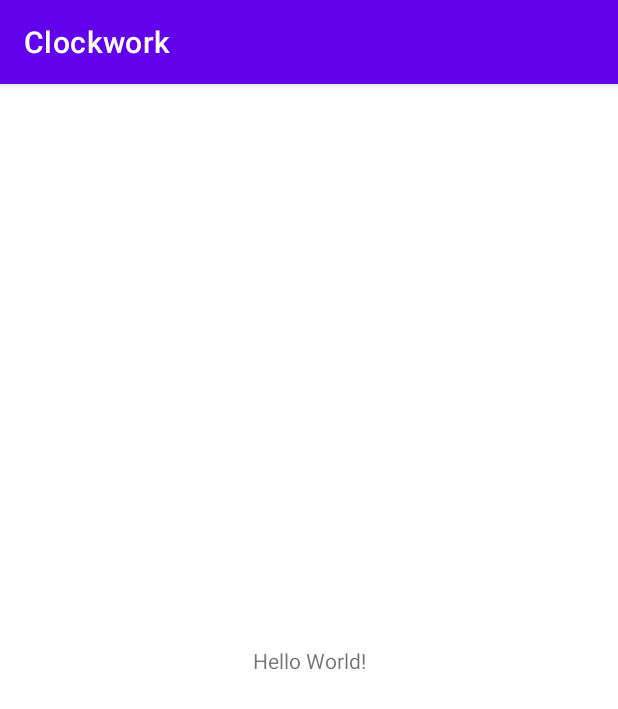
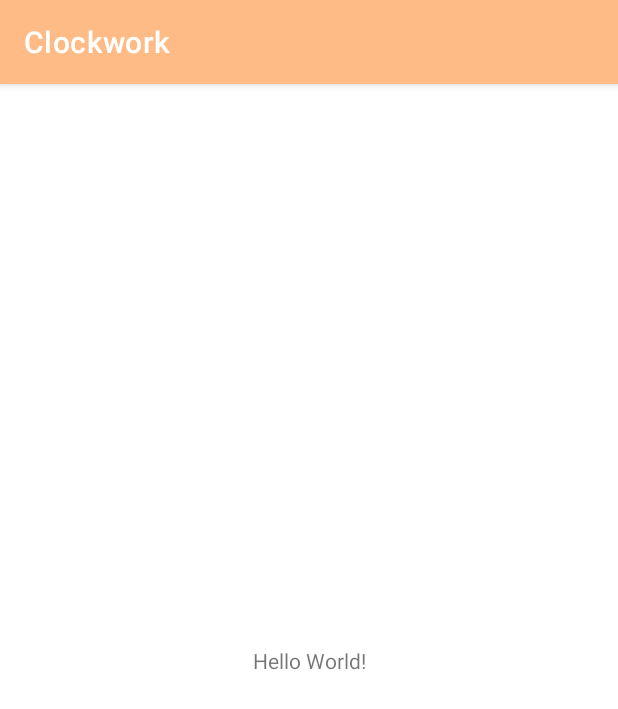
Before and after one commit to JinZ278/TestApp, an Android app: the screen it shows after launch (MainActivity), on a phone screen of 412 x 824 dp. Shown: the top 709 px of the screen. Run offline under Robolectric (Android 15) with nearby library versions, the phone set to English and light mode, and no system bars.

Commit message:
Added very_light_orange
added a new color ffbb86, change header color

```diff
--- a/app/src/main/res/values/colors.xml
+++ b/app/src/main/res/values/colors.xml
@@ -7,4 +7,5 @@
     <color name="teal_700">#FF018786</color>
     <color name="black">#FF000000</color>
     <color name="white">#FFFFFFFF</color>
+    <color name="very_light_orange">#FFBB86</color>
 </resources>
--- a/app/src/main/res/values/themes.xml
+++ b/app/src/main/res/values/themes.xml
@@ -2,7 +2,7 @@
     <!-- Base application theme. -->
     <style name="Theme.MyAppTest" parent="Theme.MaterialComponents.DayNight.DarkActionBar">
         <!-- Primary brand color. -->
-        <item name="colorPrimary">@color/purple_500</item>
+        <item name="colorPrimary">@color/very_light_orange</item>
         <item name="colorPrimaryVariant">@color/purple_700</item>
         <item name="colorOnPrimary">@color/white</item>
         <!-- Secondary brand color. -->
```
